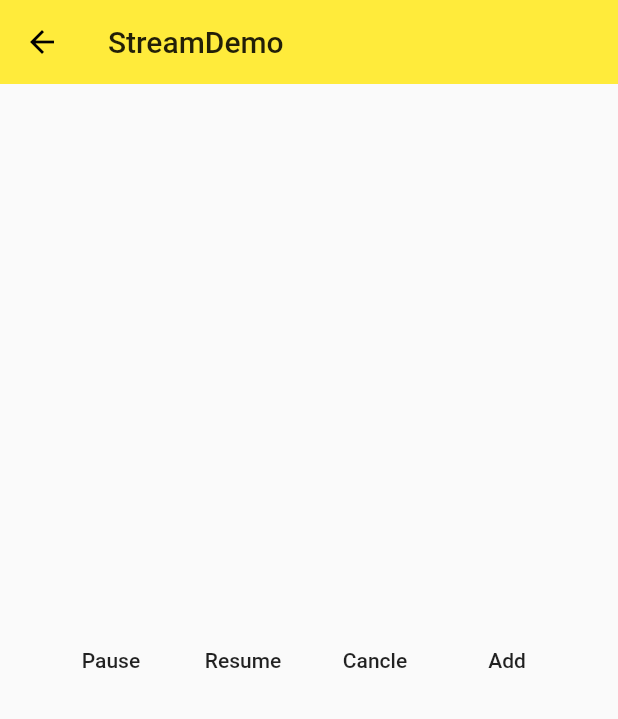
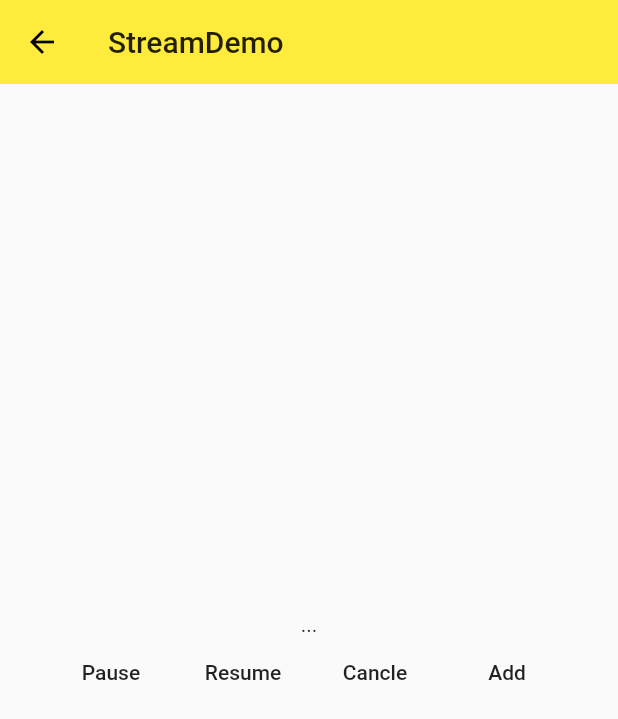
Before and after one commit to yefengming/yefengming_flutter, a Flutter app: the screen it shows after launch, on a phone screen of 412 x 824 dp. Shown: the top 719 px of the screen. Run offline on Flutter 3.47's test engine with Material 2 defaults, Android fonts, the phone set to English and light mode, and no system bars.

```diff
--- a/lib/demo/stream/stream_demo.dart
+++ b/lib/demo/stream/stream_demo.dart
@@ -23,6 +23,7 @@ class _StreamDemoHomeState extends State<StreamDemoHome> {
   StreamSubscription _streamDemoSubscription;
   StreamController<String> _streamDemo;
   StreamSink _sinkDemo;
+  String _data = '...';
 
   @override
   void dispose() { //移除小部件执行
@@ -57,6 +58,9 @@ class _StreamDemoHomeState extends State<StreamDemoHome> {
   }
 
   void onData(String data) {
+    setState(() {
+      _data = data; //在界面上显示stream的数据
+    });
     print('$data');
   }
 
@@ -98,7 +102,11 @@ class _StreamDemoHomeState extends State<StreamDemoHome> {
   Widget build(BuildContext context) {
     return Container(
       child: Center(
-        child: Row(
+        child: Column(
+          mainAxisAlignment: MainAxisAlignment.center,
+          children: <Widget>[
+            Text(_data),
+            Row(
               mainAxisAlignment: MainAxisAlignment.center,
               children: <Widget>[
                 FlatButton(
@@ -119,6 +127,8 @@ class _StreamDemoHomeState extends State<StreamDemoHome> {
                 ),
               ],
             ),
+          ],
+        )
       ),
     );
   }
```
Lines whose indentation alone changed are shown as unchanged.
